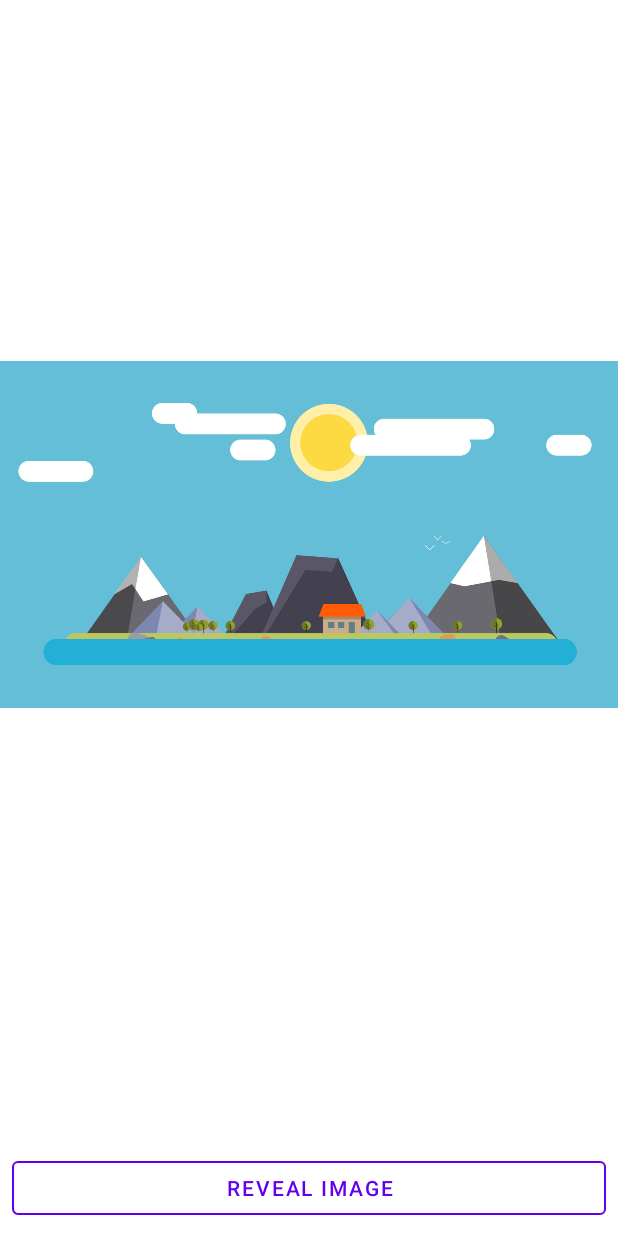
After one commit to SmartToolFactory/Animation-Tutorials, an Android app: the layout activity2_3circular_reveal.xml on its own in the app's theme, with its tools: preview values and no code run, on a phone screen of 412 x 824 dp. The commit adds this screen. Run offline under Robolectric (Android 15) with nearby library versions, the phone set to English and light mode, and no system bars.

Commit message:
add View animation tutorials

```diff
--- a/Tutorial1-1Basics/src/main/AndroidManifest.xml
+++ b/Tutorial1-1Basics/src/main/AndroidManifest.xml
@@ -18,6 +18,9 @@
         </activity>
         <activity android:name=".chapter1_basics.Activity1_1Basics" />
         <activity android:name=".chapter1_basics.Activity1_2AnimatorInflater" />
+        <activity android:name=".chapter2_animate_views.Activity2_1PulseView" />
+        <activity android:name=".chapter2_animate_views.Activity2_2RevealHideCrossFade" />
+        <activity android:name=".chapter2_animate_views.Activity2_3CircularReveal" />
     </application>
 
 </manifest>
--- /dev/null
+++ b/Tutorial1-1Basics/src/main/res/layout/activity2_3circular_reveal.xml
@@ -0,0 +1,29 @@
+<?xml version="1.0" encoding="utf-8"?>
+<androidx.constraintlayout.widget.ConstraintLayout xmlns:android="http://schemas.android.com/apk/res/android"
+    xmlns:app="http://schemas.android.com/apk/res-auto"
+    android:layout_width="match_parent"
+    android:layout_height="match_parent">
+
+    <androidx.appcompat.widget.AppCompatImageView
+        android:id="@+id/imageView"
+        android:layout_width="match_parent"
+        android:layout_height="wrap_content"
+        android:src="@drawable/mountains"
+        app:layout_constraintBottom_toTopOf="@+id/buttonReveal"
+        app:layout_constraintEnd_toEndOf="parent"
+        app:layout_constraintStart_toStartOf="parent" />
+
+    <com.google.android.material.button.MaterialButton
+        android:id="@+id/buttonReveal"
+        android:layout_width="match_parent"
+        android:layout_margin="8dp"
+        android:layout_height="wrap_content"
+        style="@style/Widget.MaterialComponents.Button.OutlinedButton"
+        android:layout_marginBottom="48dp"
+        android:text="Reveal Image"
+        app:strokeColor="@color/design_default_color_primary"
+        app:layout_constraintBottom_toBottomOf="parent"
+        app:layout_constraintEnd_toEndOf="parent"
+        app:layout_constraintStart_toStartOf="parent" />
+
+</androidx.constraintlayout.widget.ConstraintLayout>
```
Also changed, not shown: Tutorial1-1Basics/src/main/java/com/example/tutorial1_1basics/MainActivity.kt (+43 -14 lines), Tutorial1-1Basics/src/main/java/com/example/tutorial1_1basics/chapter2_animate_views/Activity2_1PulseView.kt (added, +13 -0 lines), Tutorial1-1Basics/src/main/java/com/example/tutorial1_1basics/chapter2_animate_views/Activity2_2RevealHideCrossFade.kt (added, +60 -0 lines), Tutorial1-1Basics/src/main/java/com/example/tutorial1_1basics/chapter2_animate_views/Activity2_3CircularReveal.kt (added, +45 -0 lines), Tutorial1-1Basics/src/main/java/com/example/tutorial1_1basics/chapter2_animate_views/view/PulseAnimationView.kt (added, +148 -0 lines), Tutorial1-1Basics/src/main/res/layout/activity2_1pulseview.xml (added, +8 -0 lines), Tutorial1-1Basics/src/main/res/layout/activity2_2reveal_hide_crossfade.xml (added, +26 -0 lines), Tutorial1-1Basics/src/main/res/drawable/mountains.jpg (added).
